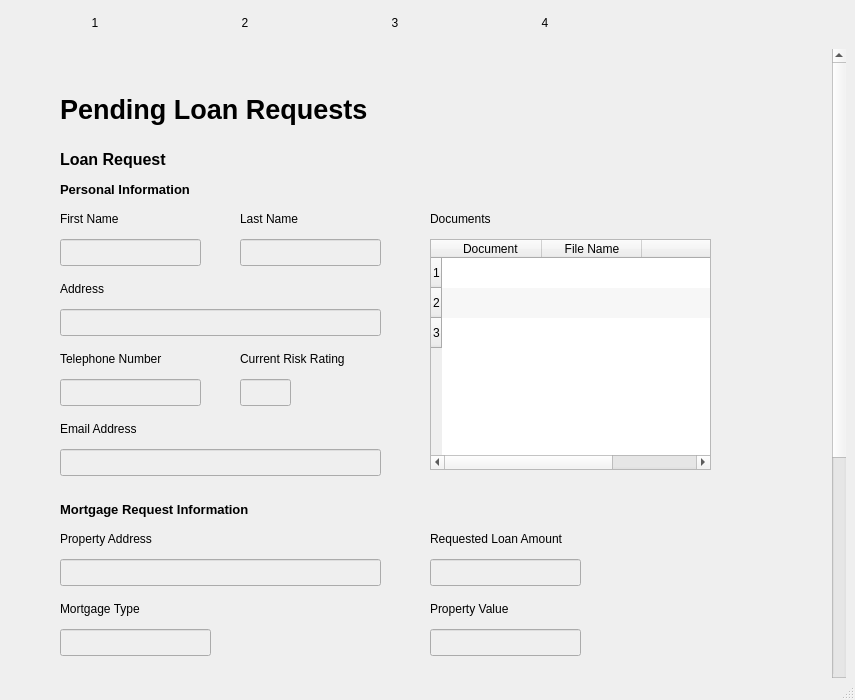
Before: the Qt Designer form ui/mainwindow.ui in Jumba/decentralized-mortgage-market, drawn with Qt 5.
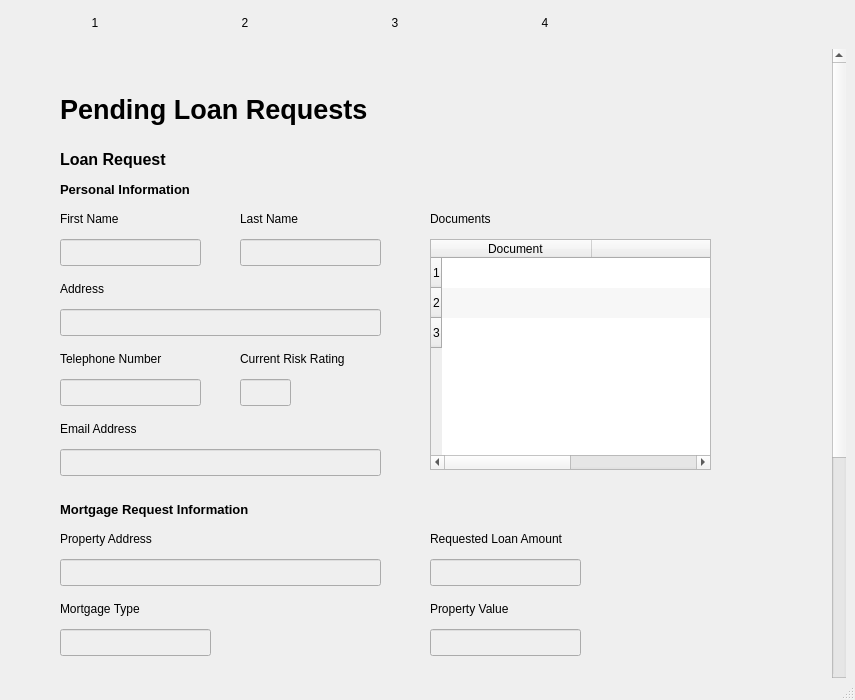
After: the same form once the commit is applied. The open tabs and pages were chosen to show the change.

Patch:
```diff
--- a/ui/mainwindow.ui
+++ b/ui/mainwindow.ui
@@ -1111,7 +1111,7 @@
           <rect>
            <x>0</x>
            <y>0</y>
-           <width>823</width>
+           <width>825</width>
            <height>1000</height>
           </rect>
          </property>
@@ -1367,6 +1367,9 @@
              <property name="showGrid">
               <bool>false</bool>
              </property>
+             <attribute name="horizontalHeaderDefaultSectionSize">
+              <number>150</number>
+             </attribute>
              <attribute name="horizontalHeaderStretchLastSection">
               <bool>true</bool>
              </attribute>
@@ -1390,11 +1393,6 @@
                <string>Document </string>
               </property>
              </column>
-             <column>
-              <property name="text">
-               <string>File Name</string>
-              </property>
-             </column>
              <column>
               <property name="text">
                <string/>
```
Left out of the diff: 5 changed lines with no effect on the pictures.
